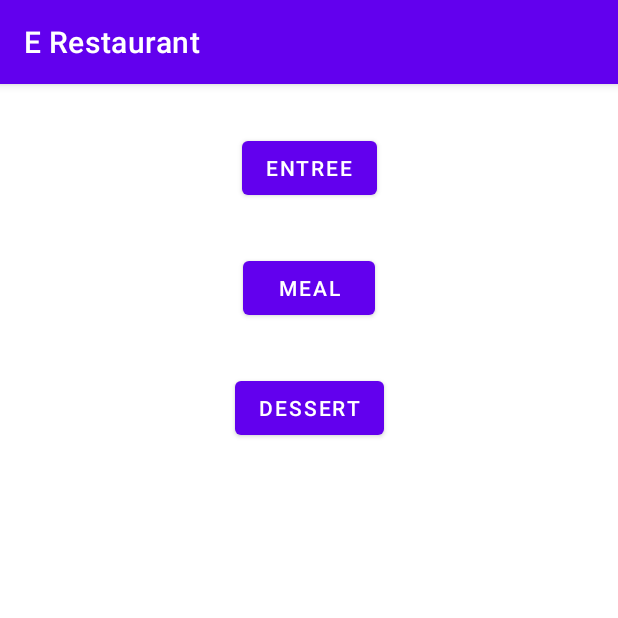
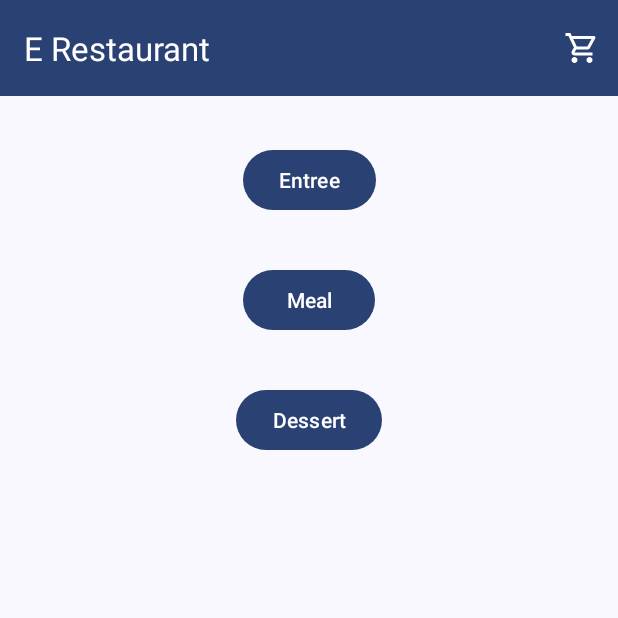
Before and after one commit to Ronron1024/ERestaurant, an Android app: the screen it shows after launch (HomeActivity), on a phone screen of 412 x 824 dp, the top half of it. Run offline under Robolectric (Android 15) with nearby library versions, the phone set to English and light mode, and no system bars.

Commit message:
Application top bar

```diff
--- a/app/src/main/java/fr/isen/mihalic/androiderestaurant/activities/HomeActivity.kt
+++ b/app/src/main/java/fr/isen/mihalic/androiderestaurant/activities/HomeActivity.kt
@@ -3,6 +3,9 @@ package fr.isen.mihalic.androiderestaurant.activities
 import android.content.Intent
 import androidx.appcompat.app.AppCompatActivity
 import android.os.Bundle
+import android.util.Log
+import android.view.Menu
+import fr.isen.mihalic.androiderestaurant.R
 import fr.isen.mihalic.androiderestaurant.databinding.ActivityHomeBinding
 
 const val DEBUG_TAG = "RONRON"
@@ -26,6 +29,17 @@ class HomeActivity : AppCompatActivity() {
         binding = ActivityHomeBinding.inflate(layoutInflater)
         setContentView(binding.root)
 
+        setSupportActionBar(binding.materialToolbar)
+        binding.materialToolbar.setOnMenuItemClickListener {
+            when (it.itemId) {
+                R.id.action_cart -> {
+                    Log.d(DEBUG_TAG, "cart clicked !")
+                    true
+                }
+                else -> false
+            }
+        }
+
         binding.homeButtonEntree.setOnClickListener {
             openMenu(Stage.ENTREE)
         }
@@ -39,10 +53,17 @@ class HomeActivity : AppCompatActivity() {
         }
     }
 
+    override fun onCreateOptionsMenu(menu: Menu): Boolean {
+        menuInflater.inflate(R.menu.top_bar, menu)
+        return true
+    }
+
     private fun openMenu(stage: Stage)
     {
         val menuIntent = Intent(this, MenuActivity::class.java)
         menuIntent.putExtra(EXTRA_STAGE, stage.ordinal)
         startActivity(menuIntent)
     }
+
+
 }
--- a/app/src/main/java/fr/isen/mihalic/androiderestaurant/activities/ItemDetailActivity.kt
+++ b/app/src/main/java/fr/isen/mihalic/androiderestaurant/activities/ItemDetailActivity.kt
@@ -4,6 +4,7 @@ import androidx.appcompat.app.AppCompatActivity
 import android.os.Bundle
 import com.google.android.material.behavior.SwipeDismissBehavior
 import com.google.android.material.snackbar.BaseTransientBottomBar.ANIMATION_MODE_SLIDE
+import com.google.android.material.snackbar.BaseTransientBottomBar.BaseCallback
 import com.google.android.material.snackbar.Snackbar
 import fr.isen.mihalic.androiderestaurant.R
 import fr.isen.mihalic.androiderestaurant.data.MenuProvider
@@ -11,6 +12,7 @@ import fr.isen.mihalic.androiderestaurant.data.CarouselAdapter
 import fr.isen.mihalic.androiderestaurant.data.Cart
 import fr.isen.mihalic.androiderestaurant.data.MenuItem
 import fr.isen.mihalic.androiderestaurant.databinding.ActivityItemDetailBinding
+import fr.isen.mihalic.androiderestaurant.utils.SnackbarCallback
 
 class ItemDetailActivity : AppCompatActivity() {
     private lateinit var binding: ActivityItemDetailBinding
@@ -44,7 +46,12 @@ class ItemDetailActivity : AppCompatActivity() {
         }
 
         binding.detailButtonAdd.setOnClickListener {
-            Snackbar.make(it, R.string.added_to_cart_info, Snackbar.LENGTH_SHORT).show()
+            item?.let { Cart.addItem(this, it, quantity) }
+            val snackbar = Snackbar.make(it, "Item(s) in cart : ${Cart.itemCount()}", Snackbar.LENGTH_SHORT)
+            snackbar.addCallback(SnackbarCallback { _, _ ->
+                finish()
+            })
+            snackbar.show()
         }
     }
 
@@ -56,7 +63,6 @@ class ItemDetailActivity : AppCompatActivity() {
 
         quantity += amount
         totalPrice = quantity * (item?.price ?: 0.0)
-        item?.let { Cart.addItem(this, it, amount) }
         updateValues()
     }
 
--- a/app/src/main/java/fr/isen/mihalic/androiderestaurant/data/Cart.kt
+++ b/app/src/main/java/fr/isen/mihalic/androiderestaurant/data/Cart.kt
@@ -16,7 +16,12 @@ object Cart {
         saveCart(context)
     }
 
+    fun itemCount(): Int {
+        return items.values.sum()
+    }
+
     private fun saveCart(context: Context) {
+        //TODO async writing ?
         val file = File(context.filesDir, CART_STORAGE_PATH)
         file.writeText(gson.toJson(items))
     }
--- a/app/src/main/java/fr/isen/mihalic/androiderestaurant/utils/toolbox.kt
+++ b/app/src/main/java/fr/isen/mihalic/androiderestaurant/utils/toolbox.kt
@@ -1,5 +1,7 @@
 package fr.isen.mihalic.androiderestaurant.utils
 
+import com.google.android.material.snackbar.BaseTransientBottomBar.BaseCallback
+import com.google.android.material.snackbar.Snackbar
 import com.squareup.picasso.Picasso
 import com.squareup.picasso.RequestCreator
 
@@ -14,3 +16,16 @@ fun Picasso.load(resource: Any?): RequestCreator {
 
 // https://stackoverflow.com/questions/64868186/increment-an-integer-map-value-in-kotlin
 operator fun Int?.plus(other: Int) = this?.plus(other) ?: other
+
+class SnackbarCallback(
+    private val dismissedAction: (Snackbar?, Int) -> Unit
+) : BaseCallback<Snackbar>() {
+    override fun onDismissed(transientBottomBar: Snackbar?, event: Int) {
+        super.onDismissed(transientBottomBar, event)
+        dismissedAction(transientBottomBar, event)
+    }
+
+    override fun onShown(transientBottomBar: Snackbar?) {
+        super.onShown(transientBottomBar)
+    }
+}
--- /dev/null
+++ b/app/src/main/res/drawable/shopping_cart_24.xml
@@ -0,0 +1,5 @@
+<vector android:height="24dp"
+    android:viewportHeight="24" android:viewportWidth="24"
+    android:width="24dp" xmlns:android="http://schemas.android.com/apk/res/android">
+    <path android:fillColor="?attr/colorOnPrimary" android:pathData="M15.55,13c0.75,0 1.41,-0.41 1.75,-1.03l3.58,-6.49c0.37,-0.66 -0.11,-1.48 -0.87,-1.48L5.21,4l-0.94,-2L1,2v2h2l3.6,7.59 -1.35,2.44C4.52,15.37 5.48,17 7,17h12v-2L7,15l1.1,-2h7.45zM6.16,6h12.15l-2.76,5L8.53,11L6.16,6zM7,18c-1.1,0 -1.99,0.9 -1.99,2S5.9,22 7,22s2,-0.9 2,-2 -0.9,-2 -2,-2zM17,18c-1.1,0 -1.99,0.9 -1.99,2s0.89,2 1.99,2 2,-0.9 2,-2 -0.9,-2 -2,-2z"/>
+</vector>
--- a/app/src/main/res/layout/activity_home.xml
+++ b/app/src/main/res/layout/activity_home.xml
@@ -11,18 +11,16 @@
         android:layout_width="wrap_content"
         android:layout_height="wrap_content"
         android:layout_marginTop="32dp"
-        android:onClick="stageSelection"
         android:text="@string/home_button_entree"
         app:layout_constraintEnd_toEndOf="parent"
         app:layout_constraintStart_toStartOf="parent"
-        app:layout_constraintTop_toTopOf="parent" />
+        app:layout_constraintTop_toBottomOf="@+id/materialToolbar" />
 
     <Button
         android:id="@+id/home_button_meal"
         android:layout_width="wrap_content"
         android:layout_height="wrap_content"
         android:layout_marginTop="32dp"
-        android:onClick="stageSelection"
         android:text="@string/home_button_meal"
         app:layout_constraintEnd_toEndOf="parent"
         app:layout_constraintStart_toStartOf="parent"
@@ -33,9 +31,21 @@
         android:layout_width="wrap_content"
         android:layout_height="wrap_content"
         android:layout_marginTop="32dp"
-        android:onClick="stageSelection"
         android:text="@string/home_button_dessert"
         app:layout_constraintEnd_toEndOf="parent"
         app:layout_constraintStart_toStartOf="parent"
         app:layout_constraintTop_toBottomOf="@+id/home_button_meal" />
+
+    <com.google.android.material.appbar.MaterialToolbar
+        android:id="@+id/materialToolbar"
+        android:layout_width="0dp"
+        android:layout_height="wrap_content"
+        android:background="?attr/colorPrimary"
+        app:titleTextColor="?attr/colorOnPrimary"
+        android:minHeight="?attr/actionBarSize"
+        app:layout_constraintEnd_toEndOf="parent"
+        app:layout_constraintStart_toStartOf="parent"
+        app:layout_constraintTop_toTopOf="parent"
+        app:title="@string/app_name"
+        app:menu="@menu/top_bar" />
 </androidx.constraintlayout.widget.ConstraintLayout>
--- /dev/null
+++ b/app/src/main/res/menu/top_bar.xml
@@ -0,0 +1,10 @@
+<?xml version="1.0" encoding="utf-8"?>
+<menu xmlns:app="http://schemas.android.com/apk/res-auto"
+    xmlns:android="http://schemas.android.com/apk/res/android">
+
+    <item
+        android:id="@+id/action_cart"
+        android:icon="@drawable/shopping_cart_24"
+        android:title="@string/action_cart"
+        app:showAsAction="ifRoom" />
+</menu>
--- a/app/src/main/res/values-night/themes.xml
+++ b/app/src/main/res/values-night/themes.xml
@@ -1,16 +1,4 @@
 <resources xmlns:tools="http://schemas.android.com/tools">
     <!-- Base application theme. -->
-    <style name="Theme.ERestaurant" parent="Theme.MaterialComponents.DayNight.DarkActionBar">
-        <!-- Primary brand color. -->
-        <item name="colorPrimary">@color/purple_200</item>
-        <item name="colorPrimaryVariant">@color/purple_700</item>
-        <item name="colorOnPrimary">@color/black</item>
-        <!-- Secondary brand color. -->
-        <item name="colorSecondary">@color/teal_200</item>
-        <item name="colorSecondaryVariant">@color/teal_200</item>
-        <item name="colorOnSecondary">@color/black</item>
-        <!-- Status bar color. -->
-        <item name="android:statusBarColor">?attr/colorPrimaryVariant</item>
-        <!-- Customize your theme here. -->
-    </style>
+    <style name="Theme.ERestaurant" parent="Theme.Base.ERestaurant" />
 </resources>
--- a/app/src/main/res/values/colors.xml
+++ /dev/null
@@ -1,10 +0,0 @@
-<?xml version="1.0" encoding="utf-8"?>
-<resources>
-    <color name="purple_200">#FFBB86FC</color>
-    <color name="purple_500">#FF6200EE</color>
-    <color name="purple_700">#FF3700B3</color>
-    <color name="teal_200">#FF03DAC5</color>
-    <color name="teal_700">#FF018786</color>
-    <color name="black">#FF000000</color>
-    <color name="white">#FFFFFFFF</color>
-</resources>
--- a/app/src/main/res/values/strings.xml
+++ b/app/src/main/res/values/strings.xml
@@ -10,4 +10,5 @@
     <string name="detail_button_plus">+</string>
     <string name="detail_button_add_to_cart_default_value">Total $%s</string>
     <string name="added_to_cart_info">Added to cart !</string>
+    <string name="action_cart">cart</string>
 </resources>
--- a/app/src/main/res/values/themes.xml
+++ b/app/src/main/res/values/themes.xml
@@ -1,16 +1,9 @@
 <resources xmlns:tools="http://schemas.android.com/tools">
     <!-- Base application theme. -->
-    <style name="Theme.ERestaurant" parent="Theme.MaterialComponents.DayNight.DarkActionBar">
-        <!-- Primary brand color. -->
-        <item name="colorPrimary">@color/purple_500</item>
-        <item name="colorPrimaryVariant">@color/purple_700</item>
-        <item name="colorOnPrimary">@color/white</item>
-        <!-- Secondary brand color. -->
-        <item name="colorSecondary">@color/teal_200</item>
-        <item name="colorSecondaryVariant">@color/teal_700</item>
-        <item name="colorOnSecondary">@color/black</item>
-        <!-- Status bar color. -->
-        <item name="android:statusBarColor">?attr/colorPrimaryVariant</item>
-        <!-- Customize your theme here. -->
+    <style name="Theme.Base.ERestaurant" parent="Theme.Material3.DynamicColors.DayNight">
+        <item name="windowActionBar">false</item>
+        <item name="windowNoTitle">true</item>
     </style>
+
+    <style name="Theme.ERestaurant" parent="Theme.Base.ERestaurant" />
 </resources>
```
